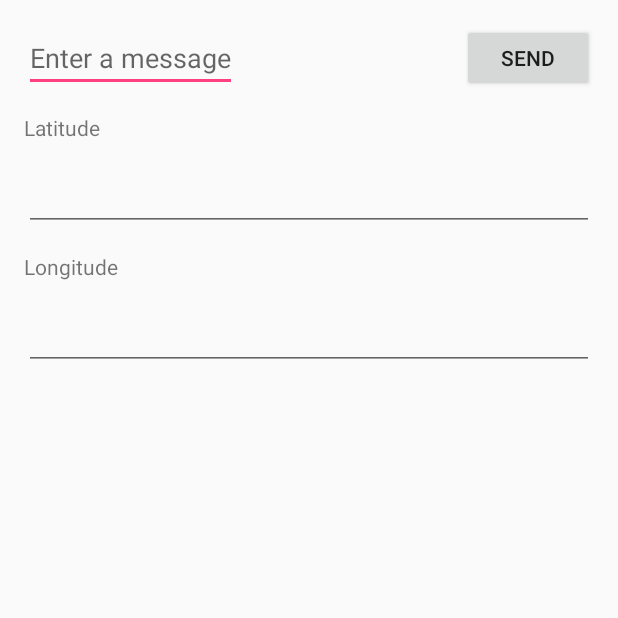
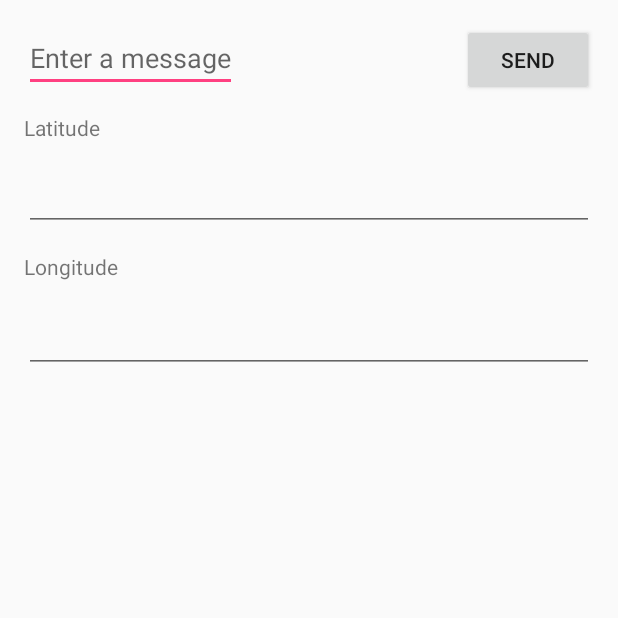
Before and after one commit to H-Huang/Whats-Happening, an Android app: the InputActivity screen opened directly, with no data from a screen before it, on a phone screen of 412 x 824 dp, the top half of it. Run offline under Robolectric (Android 15) with nearby library versions, the phone set to English and light mode, and no system bars.

Commit message:
Modified popup page, removed hiding add button

```diff
--- a/app/src/main/java/csm117/whatshappening/MapsActivity.java
+++ b/app/src/main/java/csm117/whatshappening/MapsActivity.java
@@ -19,6 +19,7 @@ import android.widget.TextView;
 
 import com.google.android.gms.common.ConnectionResult;
 import com.google.android.gms.common.GooglePlayServicesUtil;
+import com.google.android.gms.fitness.request.ReadRawRequest;
 import com.google.android.gms.maps.CameraUpdateFactory;
 import com.google.android.gms.maps.GoogleMap;
 import com.google.android.gms.maps.OnMapReadyCallback;
@@ -128,8 +129,6 @@ public class MapsActivity extends FragmentActivity implements
     @Override
     public boolean onMarkerClick(final Marker marker) {
         // When we click a marker, we want a pop up window
-        View HideFloating = findViewById(R.id.floatingAdd);
-        HideFloating.setVisibility(View.GONE);
         startActivity(new Intent(getApplicationContext(), MarkerActivity.class));
         // Return false means we have not consumed event, default behavior will continue
         return false;
--- a/app/src/main/res/layout/activity_input.xml
+++ b/app/src/main/res/layout/activity_input.xml
@@ -16,14 +16,6 @@
         android:inputType="text"
         android:hint="@string/edit_message" />
 
-    <Button
-        android:layout_width="wrap_content"
-        android:layout_height="wrap_content"
-        android:layout_alignParentRight="true"
-        android:text="@string/button_send"
-        android:onClick="sendMessage"
-        android:layout_alignBottom="@+id/edit_message" />
-
     <TextView android:id="@+id/latText"
         android:layout_width="wrap_content"
         android:layout_height="wrap_content"
@@ -31,16 +23,6 @@
         android:layout_alignParentLeft="true"
         android:layout_alignParentStart="true"
         android:layout_below="@+id/edit_message" />
-
-    <EditText android:id="@+id/latValue"
-        android:layout_width="match_parent"
-        android:layout_height="wrap_content"
-        android:layout_marginTop="14dp"
-        android:layout_below="@+id/latText"
-        android:layout_alignParentLeft="true"
-        android:layout_alignParentStart="true"
-        android:inputType="number"
-        android:text="@string/fakelatValue"/>
 
     <TextView android:id="@+id/longText"
         android:layout_width="wrap_content"
@@ -51,14 +33,33 @@
         android:layout_alignParentLeft="true"
         android:layout_alignParentStart="true" />
 
+    <EditText android:id="@+id/latValue"
+        android:layout_width="match_parent"
+        android:layout_height="wrap_content"
+        android:layout_marginTop="14dp"
+        android:inputType="number"
+        android:text="@string/fakelatValue"
+        android:layout_below="@+id/latText"
+        android:layout_alignParentLeft="true"
+        android:layout_alignParentStart="true" />
+
     <EditText android:id="@+id/longValue"
         android:layout_width="match_parent"
         android:layout_height="wrap_content"
-        android:layout_marginTop="14dp"
+        android:layout_marginTop="16dp"
+        android:inputType="number"
+        android:text="@string/fakelongValue"
         android:layout_below="@+id/longText"
         android:layout_alignParentLeft="true"
-        android:layout_alignParentStart="true"
-        android:inputType="number"
-        android:text="@string/fakelongValue"/>
+        android:layout_alignParentStart="true" />
+
+    <Button
+        android:layout_width="wrap_content"
+        android:layout_height="wrap_content"
+        android:text="@string/button_send"
+        android:onClick="sendMessage"
+        android:layout_alignParentTop="true"
+        android:layout_alignParentRight="true"
+        android:layout_alignParentEnd="true" />
 
 </RelativeLayout>
```
Also changed, not shown: app/src/main/res/layout/activity_markers.xml (+22 -6 lines).
